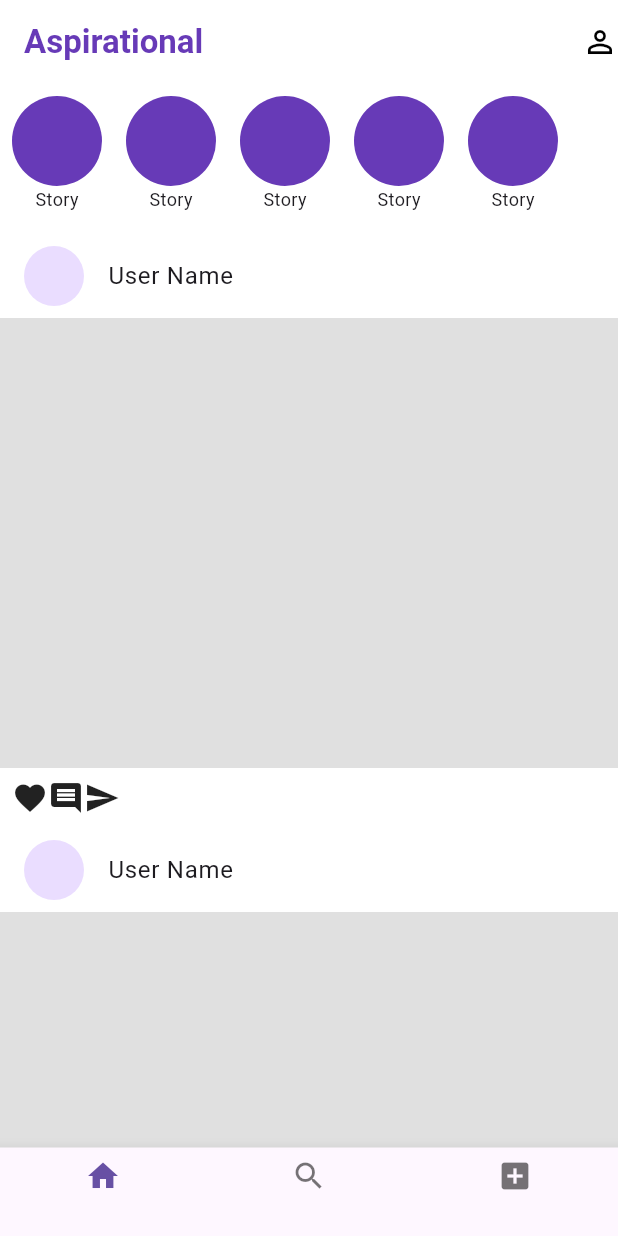
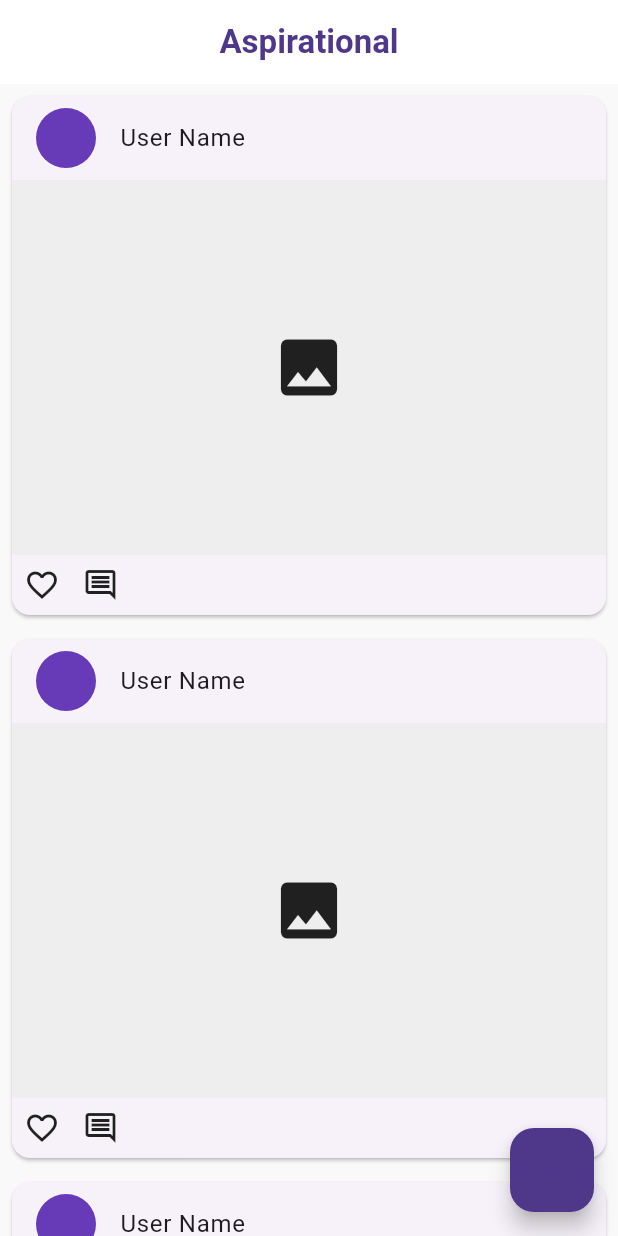
Before and after one commit to Mr3bdo190/newapp, a Flutter app: the screen it shows after launch, on a phone screen of 412 x 824 dp. Run offline on Flutter 3.47's test engine with Material 3 defaults, Android fonts, the phone set to English and light mode, and no system bars.

Commit message:
🚀 Complete Flutter UI conversion: Home and Create Post screens

```diff
--- /dev/null
+++ b/lib/chat_screen.dart
@@ -0,0 +1,2 @@
+import 'package:flutter/material.dart';
+class ChatScreen extends StatelessWidget { @override Widget build(BuildContext context) => Scaffold(appBar: AppBar(title: Text('Chat')), body: Center(child: Text('Chat Page'))); }
--- /dev/null
+++ b/lib/edit_profile_screen.dart
@@ -0,0 +1,2 @@
+import 'package:flutter/material.dart';
+class EditProfileScreen extends StatelessWidget { @override Widget build(BuildContext context) => Scaffold(appBar: AppBar(title: Text('Edit Profile')), body: Center(child: Text('Edit Profile Page'))); }
--- /dev/null
+++ b/lib/explore_screen.dart
@@ -0,0 +1,2 @@
+import 'package:flutter/material.dart';
+class ExploreScreen extends StatelessWidget { @override Widget build(BuildContext context) => Scaffold(appBar: AppBar(title: Text('Explore')), body: Center(child: Text('Explore Page'))); }
--- a/lib/home_screen.dart
+++ b/lib/home_screen.dart
@@ -1,59 +1,29 @@
 import 'package:flutter/material.dart';
+import 'create_post_screen.dart';
 
 class HomeScreen extends StatelessWidget {
+  const HomeScreen({super.key});
   @override
   Widget build(BuildContext context) {
     return Scaffold(
-      backgroundColor: Colors.white,
-      appBar: AppBar(
-        title: Text('Aspirational', style: TextStyle(color: Colors.deepPurple, fontWeight: FontWeight.bold)),
-        backgroundColor: Colors.white,
-        elevation: 0,
-        actions: [Icon(Icons.person_outline, color: Colors.black)],
-      ),
-      body: Column(
-        children: [
-          // Stories Section
-          Container(
-            height: 100,
-            child: ListView.builder(
-              scrollDirection: Axis.horizontal,
+      appBar: AppBar(title: const Text('Aspirational', style: TextStyle(color: Color(0xFF4f378a), fontWeight: FontWeight.bold))),
+      body: ListView.builder(
         itemCount: 5,
-              itemBuilder: (ctx, i) => Padding(
-                padding: EdgeInsets.all(8.0),
+        itemBuilder: (ctx, i) => Card(
+          margin: const EdgeInsets.all(8),
           child: Column(
             children: [
-                    CircleAvatar(radius: 30, backgroundColor: Colors.deepPurple),
-                    Text('Story', style: TextStyle(fontSize: 12)),
+              const ListTile(leading: CircleAvatar(backgroundColor: Colors.deepPurple), title: Text("User Name")),
+              Container(height: 250, color: Colors.grey[200], child: const Center(child: Icon(Icons.image, size: 50))),
+              Padding(padding: const EdgeInsets.all(8.0), child: Row(children: const [Icon(Icons.favorite_border), SizedBox(width: 15), Icon(Icons.comment_outlined)])),
             ],
           ),
         ),
       ),
-          ),
-          // Posts Section
-          Expanded(
-            child: ListView.builder(
-              itemCount: 3,
-              itemBuilder: (ctx, i) => Column(
-                children: [
-                  ListTile(leading: CircleAvatar(), title: Text('User Name')),
-                  Container(height: 300, color: Colors.grey[300]),
-                  Padding(
-                    padding: const EdgeInsets.all(8.0),
-                    child: Row(children: [Icon(Icons.favorite), Icon(Icons.comment), Icon(Icons.send)]),
-                  )
-                ],
-              ),
-            ),
-          ),
-        ],
-      ),
-      bottomNavigationBar: BottomNavigationBar(
-        items: [
-          BottomNavigationBarItem(icon: Icon(Icons.home), label: ''),
-          BottomNavigationBarItem(icon: Icon(Icons.search), label: ''),
-          BottomNavigationBarItem(icon: Icon(Icons.add_box), label: ''),
-        ],
+      floatingActionButton: FloatingActionButton(
+        backgroundColor: const Color(0xFF4f378a),
+        onPressed: () => Navigator.push(context, MaterialPageRoute(builder: (_) => const CreatePostScreen())),
+        child: const Icon(Icons.add),
       ),
     );
   }
--- /dev/null
+++ b/lib/login_screen.dart
@@ -0,0 +1,2 @@
+import 'package:flutter/material.dart';
+class LoginScreen extends StatelessWidget { @override Widget build(BuildContext context) => Scaffold(appBar: AppBar(title: Text('Login')), body: Center(child: Text('Login Page'))); }
--- a/lib/main.dart
+++ b/lib/main.dart
@@ -1,15 +1,20 @@
 import 'package:flutter/material.dart';
 import 'home_screen.dart';
 
-void main() => runApp(MyApp());
+void main() => runApp(const SocialApp());
 
-class MyApp extends StatelessWidget {
+class SocialApp extends StatelessWidget {
+  const SocialApp({super.key});
   @override
   Widget build(BuildContext context) {
     return MaterialApp(
       debugShowCheckedModeBanner: false,
-      theme: ThemeData(primarySwatch: Colors.deepPurple),
-      home: HomeScreen(),
+      theme: ThemeData(
+        primaryColor: const Color(0xFF4f378a),
+        scaffoldBackgroundColor: const Color(0xFFf9f9f9),
+        appBarTheme: const AppBarTheme(backgroundColor: Colors.white, elevation: 0, centerTitle: true),
+      ),
+      home: const HomeScreen(),
     );
   }
 }
--- /dev/null
+++ b/lib/notifications_screen.dart
@@ -0,0 +1,2 @@
+import 'package:flutter/material.dart';
+class NotificationsScreen extends StatelessWidget { @override Widget build(BuildContext context) => Scaffold(appBar: AppBar(title: Text('Notifications')), body: Center(child: Text('Notifications Page'))); }
--- /dev/null
+++ b/lib/profile_screen.dart
@@ -0,0 +1,2 @@
+import 'package:flutter/material.dart';
+class ProfileScreen extends StatelessWidget { @override Widget build(BuildContext context) => Scaffold(appBar: AppBar(title: Text('Profile')), body: Center(child: Text('Profile Page'))); }
--- /dev/null
+++ b/lib/reels_screen.dart
@@ -0,0 +1,2 @@
+import 'package:flutter/material.dart';
+class ReelsScreen extends StatelessWidget { @override Widget build(BuildContext context) => Scaffold(appBar: AppBar(title: Text('Reels')), body: Center(child: Text('Reels Page'))); }
--- /dev/null
+++ b/lib/settings_screen.dart
@@ -0,0 +1,2 @@
+import 'package:flutter/material.dart';
+class SettingsScreen extends StatelessWidget { @override Widget build(BuildContext context) => Scaffold(appBar: AppBar(title: Text('Settings')), body: Center(child: Text('Settings Page'))); }
```
Also changed, not shown: lib/create_post_screen.dart (added, +23 -0 lines). Lines whose indentation alone changed are shown as unchanged.
